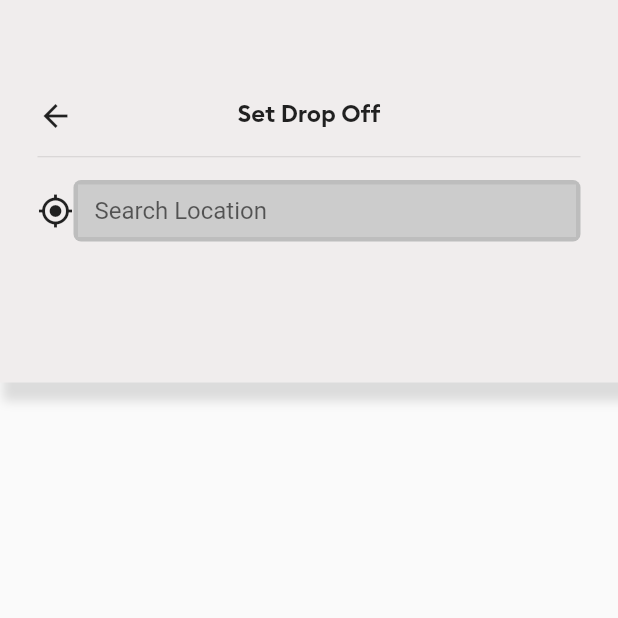
After one commit to Muhammad-Tayyab67/GetWork-User-App, a Flutter app: the mainscreen screen opened by its route, after a tap on "Search Location ..", on a phone screen of 412 x 824 dp, the top half of it. The commit adds this screen. Run offline on Flutter 3.47's test engine with Material 2 defaults, Android fonts, the phone set to English and light mode, and no system bars; our stand-ins replace firebase_auth, firebase_core, firebase_database, fluttertoast, geocoding, geolocator and 1 more; accounts and stored records are empty; network calls fail.

Commit message:
SearchScreen
it just contains the currebt location of user

```diff
--- a/lib/Allscreens/mainscreen.dart
+++ b/lib/Allscreens/mainscreen.dart
@@ -4,10 +4,14 @@
 
 import 'dart:async';
 
+import 'package:flutter/cupertino.dart';
 import 'package:flutter/material.dart';
 import 'package:geolocator/geolocator.dart';
 import 'package:getwork/Allscreens/RegistrationScreen.dart';
+import 'package:getwork/Allscreens/searchScreen.dart';
+import 'package:getwork/Datahandler/appdata.dart';
 import 'package:google_maps_flutter/google_maps_flutter.dart';
+import 'package:provider/provider.dart';
 
 import '../Assitants/FetchingAddress.dart';
 
@@ -227,7 +231,14 @@ class _mainscreenState extends State<mainscreen> {
                           SizedBox(
                             height: 10.0,
                           ),
-                          Container(
+                          GestureDetector(
+                            onTap: () {
+                              Navigator.push(
+                                  context,
+                                  MaterialPageRoute(
+                                      builder: (context) => SearchScreen()));
+                            },
+                            child: Container(
                               decoration: BoxDecoration(
                                   color: Color.fromARGB(255, 206, 202, 202),
                                   borderRadius: BorderRadius.circular(10.0),
@@ -251,9 +262,11 @@ class _mainscreenState extends State<mainscreen> {
                                   Text(
                                     "Search Location ..",
                                     style: TextStyle(
-                                      fontSize: 12.0, fontFamily: "Bold-brand"),
+                                        fontSize: 12.0,
+                                        fontFamily: "Bold-brand"),
                                   ),
                                 ],
+                              ),
                             ),
                           ),
                           SizedBox(
@@ -273,14 +286,14 @@ class _mainscreenState extends State<mainscreen> {
                                 crossAxisAlignment: CrossAxisAlignment.start,
                                 children: [
                                   Text(
-                                    // Provider.of<AppData>(context)
-                                    //             .pickuplocation !=
-                                    //         null
-                                    //     ? Provider.of<AppData>(context)
-                                    //         .pickuplocation
-                                    //         .placeName
-                                    //     : "HOME ADDRESS",
-                                    currentAddress,
+                                    Provider.of<AppData>(context)
+                                                .pickuplocation !=
+                                            null
+                                        ? Provider.of<AppData>(context)
+                                            .pickuplocation
+                                            .placeName
+                                        : "HOME ADDRESS",
+                                    //currentAddress,
                                     overflow: TextOverflow.visible,
                                     style: TextStyle(
                                         fontFamily: "Bold-brand",
--- /dev/null
+++ b/lib/Allscreens/searchScreen.dart
@@ -0,0 +1,105 @@
+// ignore_for_file: prefer_const_constructors, prefer_const_constructors_in_immutables
+
+import 'dart:ui';
+
+import 'package:flutter/material.dart';
+import 'package:provider/provider.dart';
+
+import '../Datahandler/appdata.dart';
+
+class SearchScreen extends StatefulWidget {
+  SearchScreen({Key? key}) : super(key: key);
+
+  @override
+  State<SearchScreen> createState() => _SearchScreenState();
+}
+
+class _SearchScreenState extends State<SearchScreen> {
+  TextEditingController currentlocation = TextEditingController();
+  @override
+  Widget build(BuildContext context) {
+    String myadres = Provider.of<AppData>(context).pickuplocation != null
+        ? Provider.of<AppData>(context).pickuplocation.placeName
+        : "";
+    currentlocation.text = myadres;
+    return Scaffold(
+      body: Column(
+        children: [
+          Container(
+            height: 255.0,
+            // ignore: prefer_const_literals_to_create_immutables
+            decoration: BoxDecoration(color: Color.fromARGB(255, 240, 237, 237),
+                // ignore: prefer_const_literals_to_create_immutables
+                boxShadow: [
+                  BoxShadow(
+                      color: Colors.black12,
+                      blurRadius: 5.0,
+                      spreadRadius: 5.0,
+                      offset: Offset(7.0, 7.0))
+                ]),
+            child: Padding(
+              padding: EdgeInsets.only(
+                  left: 25.0, right: 25.0, top: 25.0, bottom: 20.0),
+              child: Column(
+                children: [
+                  SizedBox(
+                    height: 40.0,
+                  ),
+                  Stack(
+                    // ignore: prefer_const_literals_to_create_immutables
+                    children: [
+                      Icon(Icons.arrow_back),
+                      Center(
+                        child: Text(
+                          "Set Drop Off",
+                          style: TextStyle(
+                              fontSize: 16.0, fontFamily: "Brand-Bold"),
+                        ),
+                      )
+                    ],
+                  ),
+                  SizedBox(
+                    height: 7.5,
+                  ),
+                  Divider(),
+                  SizedBox(
+                    height: 7.5,
+                  ),
+                  Row(
+                    // ignore: prefer_const_literals_to_create_immutables
+                    children: [
+                      Icon(Icons.my_location),
+                      SizedBox(
+                        height: 7.5,
+                      ),
+                      Expanded(
+                          child: Container(
+                        decoration: BoxDecoration(
+                            color: Colors.grey[400],
+                            borderRadius: BorderRadius.circular(5.0)),
+                        child: Padding(
+                          padding: EdgeInsets.all(3.0),
+                          child: TextField(
+                            controller: currentlocation,
+                            decoration: InputDecoration(
+                                hintText: "Search Location",
+                                fillColor: Color.fromARGB(255, 204, 204, 204),
+                                isDense: true,
+                                filled: true,
+                                border: InputBorder.none,
+                                contentPadding: EdgeInsets.only(
+                                    left: 11.0, bottom: 8.0, top: 8.0)),
+                          ),
+                        ),
+                      ))
+                    ],
+                  )
+                ],
+              ),
+            ),
+          )
+        ],
+      ),
+    );
+  }
+}
--- a/pubspec.yaml
+++ b/pubspec.yaml
@@ -75,6 +75,7 @@ flutter:
   assets:
      - images/logo2.jpeg
      - images/sexylogo.jpeg
+     - images/currentlocation.png
 
 
   # An image asset can refer to one or more resolution-specific "variants", see
```
Also changed, not shown: images/currentlocation.png (added). Lines whose indentation alone changed are shown as unchanged.
